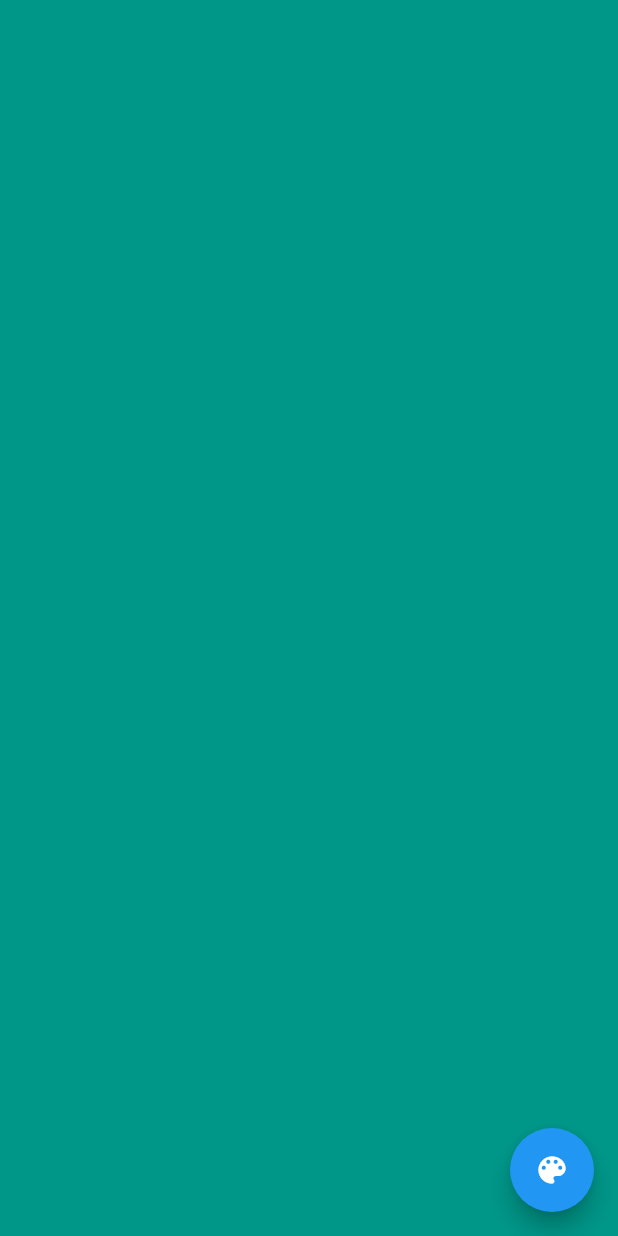
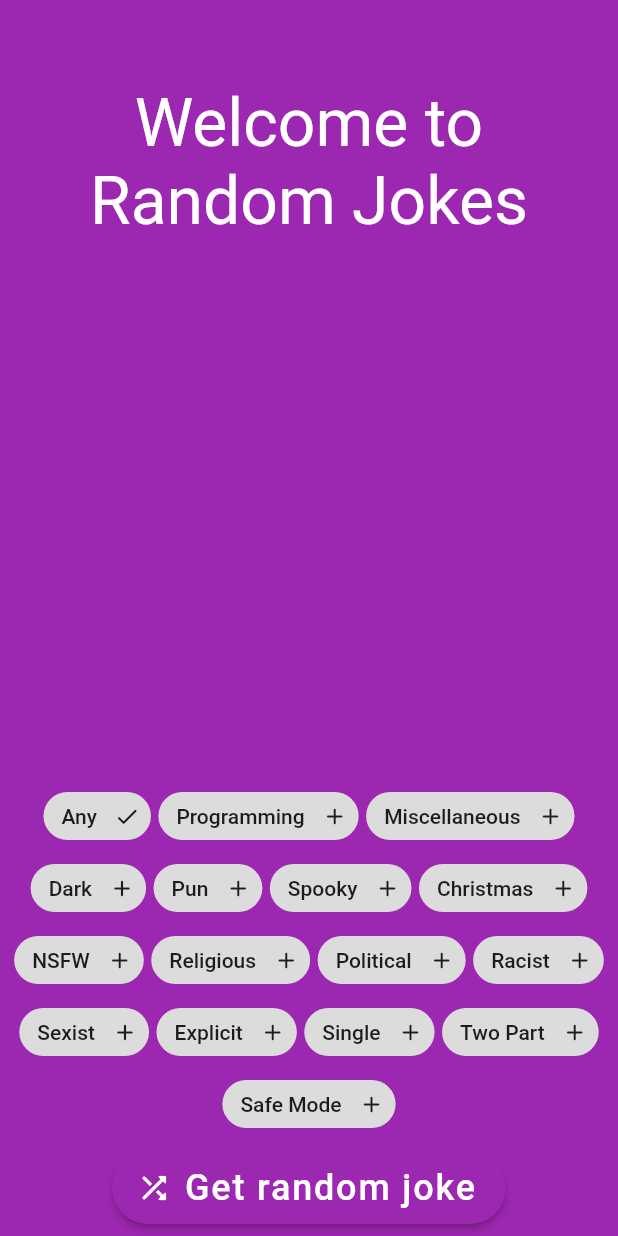
Before and after one commit to HeckCodes/randomjokes, a Flutter app: the screen it shows after launch, on a phone screen of 412 x 824 dp. Run offline on Flutter 3.47's test engine with Material 2 defaults, Android fonts, the phone set to English and light mode, and no system bars; our stand-ins replace equatable, flutter_bloc; Roboto replaces fonts that are missing (RubikBubbles); project files that could hold a hidden picture were left out.

Commit message:
Display Jokes

```diff
--- /dev/null
+++ b/lib/components/configuration_widget.dart
@@ -0,0 +1,356 @@
+import 'package:flutter/material.dart';
+import 'package:flutter_bloc/flutter_bloc.dart';
+import 'package:randomjokes/jokes/bloc/random_jokes_bloc.dart';
+
+class ConfigurationWidget extends StatefulWidget {
+  final Color color;
+  final TextStyle textStyle;
+  final Function onColorChange;
+  final Function onTextStyleChange;
+  const ConfigurationWidget({
+    Key? key,
+    required this.color,
+    required this.textStyle,
+    required this.onColorChange,
+    required this.onTextStyleChange,
+  }) : super(key: key);
+
+  @override
+  State<ConfigurationWidget> createState() => _ConfigurationWidgetState();
+}
+
+class _ConfigurationWidgetState extends State<ConfigurationWidget> {
+  // Category
+  List<String> categories = ['Any'];
+  bool categoryAny = true;
+  bool categoryProgramming = false;
+  bool categoryMiscellaneous = false;
+  bool categoryDark = false;
+  bool categoryPun = false;
+  bool categorySpooky = false;
+  bool categoryChristmas = false;
+
+  // Language
+  String language = 'en';
+
+  // Blacklist Flags
+  List<String> blacklistFlags = [
+    'nsfw',
+    'religious',
+    'political',
+    'racist',
+    'sexist',
+    'explicit',
+  ];
+
+  bool nsfw = false;
+  bool religious = false;
+  bool political = false;
+  bool racist = false;
+  bool sexist = false;
+  bool explicit = false;
+
+  // Type
+  List<String> type = [];
+  bool single = false;
+  bool twopart = false;
+
+  // Safe Mode
+  bool safeMode = false;
+
+  @override
+  Widget build(BuildContext context) {
+    return Padding(
+      padding: const EdgeInsets.all(8),
+      child: Column(
+        children: [
+          Wrap(
+            spacing: 5,
+            alignment: WrapAlignment.center,
+            children: [
+              Chip(
+                label: const Text('Any'),
+                deleteIcon: categoryAny
+                    ? const Icon(Icons.check_rounded)
+                    : const Icon(Icons.add_rounded),
+                onDeleted: () {
+                  setState(() {
+                    categoryAny = !categoryAny;
+                    if (categoryAny) {
+                      categories.add('Any');
+                    } else {
+                      categories.remove('Any');
+                    }
+                  });
+                },
+              ),
+              Chip(
+                label: const Text('Programming'),
+                deleteIcon: categoryProgramming
+                    ? const Icon(Icons.check_rounded)
+                    : const Icon(Icons.add_rounded),
+                onDeleted: () {
+                  setState(() {
+                    categoryProgramming = !categoryProgramming;
+                    if (categoryProgramming) {
+                      categories.add('Programming');
+                    } else {
+                      categories.remove('Programming');
+                    }
+                  });
+                },
+              ),
+              Chip(
+                label: const Text('Miscellaneous'),
+                deleteIcon: categoryMiscellaneous
+                    ? const Icon(Icons.check_rounded)
+                    : const Icon(Icons.add_rounded),
+                onDeleted: () {
+                  setState(() {
+                    categoryMiscellaneous = !categoryMiscellaneous;
+                    if (categoryMiscellaneous) {
+                      categories.add('Miscellaneous');
+                    } else {
+                      categories.remove('Miscellaneous');
+                    }
+                  });
+                },
+              ),
+              Chip(
+                label: const Text('Dark'),
+                deleteIcon: categoryDark
+                    ? const Icon(Icons.check_rounded)
+                    : const Icon(Icons.add_rounded),
+                onDeleted: () {
+                  setState(() {
+                    categoryDark = !categoryDark;
+                    if (categoryDark) {
+                      categories.add('Dark');
+                    } else {
+                      categories.remove('Dark');
+                    }
+                  });
+                },
+              ),
+              Chip(
+                label: const Text('Pun'),
+                deleteIcon: categoryPun
+                    ? const Icon(Icons.check_rounded)
+                    : const Icon(Icons.add_rounded),
+                onDeleted: () {
+                  setState(() {
+                    categoryPun = !categoryPun;
+                    if (categoryPun) {
+                      categories.add('Pun');
+                    } else {
+                      categories.remove('Pun');
+                    }
+                  });
+                },
+              ),
+              Chip(
+                label: const Text('Spooky'),
+                deleteIcon: categorySpooky
+                    ? const Icon(Icons.check_rounded)
+                    : const Icon(Icons.add_rounded),
+                onDeleted: () {
+                  setState(() {
+                    categorySpooky = !categorySpooky;
+                    if (categorySpooky) {
+                      categories.add('Spooky');
+                    } else {
+                      categories.remove('Spooky');
+                    }
+                  });
+                },
+              ),
+              Chip(
+                label: const Text('Christmas'),
+                deleteIcon: categoryChristmas
+                    ? const Icon(Icons.check_rounded)
+                    : const Icon(Icons.add_rounded),
+                onDeleted: () {
+                  setState(() {
+                    categoryChristmas = !categoryChristmas;
+                    if (categoryChristmas) {
+                      categories.add('Christmas');
+                    } else {
+                      categories.remove('Christmas');
+                    }
+                  });
+                },
+              ),
+              Chip(
+                label: const Text('NSFW'),
+                deleteIcon: nsfw
+                    ? const Icon(Icons.check_rounded)
+                    : const Icon(Icons.add_rounded),
+                onDeleted: () {
+                  setState(() {
+                    nsfw = !nsfw;
+                    if (nsfw) {
+                      blacklistFlags.remove('nsfw');
+                    } else {
+                      blacklistFlags.add('nsfw');
+                    }
+                  });
+                },
+              ),
+              Chip(
+                label: const Text('Religious'),
+                deleteIcon: religious
+                    ? const Icon(Icons.check_rounded)
+                    : const Icon(Icons.add_rounded),
+                onDeleted: () {
+                  setState(() {
+                    religious = !religious;
+                    if (religious) {
+                      blacklistFlags.remove('religious');
+                    } else {
+                      blacklistFlags.add('religious');
+                    }
+                  });
+                },
+              ),
+              Chip(
+                label: const Text('Political'),
+                deleteIcon: political
+                    ? const Icon(Icons.check_rounded)
+                    : const Icon(Icons.add_rounded),
+                onDeleted: () {
+                  setState(() {
+                    political = !political;
+                    if (political) {
+                      blacklistFlags.remove('political');
+                    } else {
+                      blacklistFlags.add('political');
+                    }
+                  });
+                },
+              ),
+              Chip(
+                label: const Text('Racist'),
+                deleteIcon: racist
+                    ? const Icon(Icons.check_rounded)
+                    : const Icon(Icons.add_rounded),
+                onDeleted: () {
+                  setState(() {
+                    racist = !racist;
+                    if (racist) {
+                      blacklistFlags.remove('racist');
+                    } else {
+                      blacklistFlags.add('racist');
+                    }
+                  });
+                },
+              ),
+              Chip(
+                label: const Text('Sexist'),
+                deleteIcon: sexist
+                    ? const Icon(Icons.check_rounded)
+                    : const Icon(Icons.add_rounded),
+                onDeleted: () {
+                  setState(() {
+                    sexist = !sexist;
+                    if (sexist) {
+                      blacklistFlags.remove('sexist');
+                    } else {
+                      blacklistFlags.add('sexist');
+                    }
+                  });
+                },
+              ),
+              Chip(
+                label: const Text('Explicit'),
+                deleteIcon: explicit
+                    ? const Icon(Icons.check_rounded)
+                    : const Icon(Icons.add_rounded),
+                onDeleted: () {
+                  setState(() {
+                    explicit = !explicit;
+                    if (explicit) {
+                      blacklistFlags.remove('explicit');
+                    } else {
+                      blacklistFlags.add('explicit');
+                    }
+                  });
+                },
+              ),
+              Chip(
+                label: const Text('Single'),
+                deleteIcon: single
+                    ? const Icon(Icons.check_rounded)
+                    : const Icon(Icons.add_rounded),
+                onDeleted: () {
+                  setState(() {
+                    single = !single;
+                    if (single) {
+                      type.add('single');
+                    } else {
+                      type.remove('single');
+                    }
+                  });
+                },
+              ),
+              Chip(
+                label: const Text('Two Part'),
+                deleteIcon: twopart
+                    ? const Icon(Icons.check_rounded)
+                    : const Icon(Icons.add_rounded),
+                onDeleted: () {
+                  setState(() {
+                    twopart = !twopart;
+                    if (twopart) {
+                      type.add('couple');
+                    } else {
+                      type.remove('couple');
+                    }
+                  });
+                },
+              ),
+              Chip(
+                label: const Text('Safe Mode'),
+                deleteIcon: safeMode
+                    ? const Icon(Icons.check_rounded)
+                    : const Icon(Icons.add_rounded),
+                onDeleted: () {
+                  setState(() {
+                    safeMode = !safeMode;
+                    if (safeMode) {
+                      type.add('safeMode');
+                    } else {
+                      type.remove('safeMode');
+                    }
+                  });
+                },
+              ),
+            ],
+          ),
+          const SizedBox(height: 8),
+          FloatingActionButton.extended(
+            backgroundColor: widget.color,
+            elevation: 2,
+            icon: const Icon(Icons.shuffle_rounded),
+            label: Text(
+              'Get random joke',
+              style: widget.textStyle.copyWith(fontSize: 24),
+            ),
+            onPressed: () {
+              BlocProvider.of<RandomJokesBloc>(context).add(
+                RandomJokesEventLoad(
+                  language: language,
+                  type: type,
+                  categories: categories,
+                  blacklistFlags: blacklistFlags,
+                  safeMode: safeMode,
+                ),
+              );
+              widget.onColorChange();
+              widget.onTextStyleChange();
+            },
+          ),
+        ],
+      ),
+    );
+  }
+}
--- /dev/null
+++ b/lib/components/joke_builder.dart
@@ -0,0 +1,117 @@
+import 'package:flutter/material.dart';
+import 'package:flutter_bloc/flutter_bloc.dart';
+import 'package:randomjokes/jokes/bloc/random_jokes_bloc.dart';
+
+class JokeBuilder extends StatelessWidget {
+  final TextStyle randomTextStyle;
+  const JokeBuilder({Key? key, required this.randomTextStyle})
+      : super(key: key);
+
+  @override
+  Widget build(BuildContext context) {
+    return BlocBuilder<RandomJokesBloc, RandomJokesState>(
+      builder: (context, state) {
+        if (state.status == RandomJokeStatus.initial) {
+          return Padding(
+            padding: const EdgeInsets.only(top: 56, left: 16, right: 16),
+            child: Column(
+              mainAxisAlignment: MainAxisAlignment.start,
+              children: [
+                Text(
+                  'Welcome to Random Jokes',
+                  textAlign: TextAlign.center,
+                  style: randomTextStyle.copyWith(
+                    fontSize: 44,
+                    color: Colors.white,
+                  ),
+                ),
+              ],
+            ),
+          );
+        } else if (state.status == RandomJokeStatus.error) {
+          return Center(
+            child: Padding(
+              padding: const EdgeInsets.only(top: 56, left: 16, right: 16),
+              child: Column(
+                mainAxisAlignment: MainAxisAlignment.start,
+                children: [
+                  Text(
+                    'Error:',
+                    textAlign: TextAlign.center,
+                    style: randomTextStyle.copyWith(
+                      fontSize: 44,
+                      color: Colors.white,
+                    ),
+                  ),
+                  const SizedBox(height: 24),
+                  Text(
+                    state.errorModel!.message,
+                    textAlign: TextAlign.center,
+                    style: randomTextStyle.copyWith(
+                      fontSize: 32,
+                      color: Colors.white,
+                    ),
+                  ),
+                ],
+              ),
+            ),
+          );
+        } else if (state.status == RandomJokeStatus.loading) {
+          return Padding(
+            padding: const EdgeInsets.only(top: 56, left: 16, right: 16),
+            child: Column(
+              mainAxisAlignment: MainAxisAlignment.start,
+              children: [
+                Text(
+                  'Loading you haha joke...',
+                  textAlign: TextAlign.center,
+                  style: randomTextStyle.copyWith(
+                    fontSize: 32,
+                    color: Colors.white,
+                  ),
+                ),
+              ],
+            ),
+          );
+        } else {
+          return Padding(
+            padding: const EdgeInsets.only(top: 56, left: 16, right: 16),
+            child: Column(
+              mainAxisAlignment: MainAxisAlignment.start,
+              children: state.jokeModel!.type == 'single'
+                  ? [
+                      Text(
+                        state.jokeModel!.joke!,
+                        textAlign: TextAlign.center,
+                        style: randomTextStyle.copyWith(
+                          fontSize: 36,
+                          color: Colors.white,
+                        ),
+                      ),
+                    ]
+                  : [
+                      Text(
+                        state.jokeModel!.setup!,
+                        textAlign: TextAlign.center,
+                        style: randomTextStyle.copyWith(
+                          fontSize: 36,
+                          color: Colors.white,
+                        ),
+                      ),
+                      const SizedBox(height: 24),
+                      Text(
+                        state.jokeModel!.delivery!,
+                        textAlign: TextAlign.center,
+                        style: randomTextStyle.copyWith(
+                          fontSize: 36,
+                          color: Colors.white,
+                        ),
+                      ),
+                    ],
+            ),
+          );
+        }
+      },
+    );
+  }
+}
--- a/lib/home_screen.dart
+++ b/lib/home_screen.dart
@@ -1,6 +1,8 @@
 import 'package:flutter/material.dart';
 import 'package:flutter/services.dart';
 import 'package:flutter_bloc/flutter_bloc.dart';
+import 'package:randomjokes/components/configuration_widget.dart';
+import 'package:randomjokes/components/joke_builder.dart';
 import 'package:randomjokes/theme/colors.dart';
 import 'package:randomjokes/theme/fonts.dart';
 import 'package:randomjokes/jokes/bloc/random_jokes_bloc.dart';
@@ -45,21 +47,21 @@ class _HomeScreenState extends State<HomeScreen> {
         statusBarColor: randomColor,
         systemNavigationBarColor: randomColor,
       ),
-      child: Scaffold(
-        backgroundColor: randomColor,
-        floatingActionButton: FloatingActionButton(
-          onPressed: () {
-            BlocProvider.of<RandomJokesBloc>(context).add(
-              RandomJokesEventLoad(
-                language: 'esffg',
-                type: ['single', 'twice'],
-                categories: ['Any'],
-                blacklistFlags: [],
-                safeMode: false,
+      child: SafeArea(
+        child: Scaffold(
+          backgroundColor: randomColor,
+          body: Column(
+            children: [
+              JokeBuilder(randomTextStyle: randomTextStyle),
+              const Spacer(),
+              ConfigurationWidget(
+                color: randomColor,
+                textStyle: randomTextStyle,
+                onColorChange: changeColor,
+                onTextStyleChange: changeTextStyle,
               ),
-            );
-          },
-          child: const Icon(Icons.color_lens),
+            ],
+          ),
         ),
       ),
     );
--- a/lib/jokes/bloc/random_jokes_state.dart
+++ b/lib/jokes/bloc/random_jokes_state.dart
@@ -2,6 +2,7 @@ part of 'random_jokes_bloc.dart';
 
 enum RandomJokeStatus {
   initial,
+  loading,
   loaded,
   error,
 }
@@ -23,6 +24,10 @@ class RandomJokesState extends Equatable {
     required RandomJokeStatus status,
   }) : this._(null, errorModel, status);
 
+  const RandomJokesState.loading({
+    required RandomJokeStatus status,
+  }) : this._(null, null, status);
+
   @override
   List<Object> get props => [status];
 }
--- a/lib/theme/colors.dart
+++ b/lib/theme/colors.dart
@@ -5,24 +5,29 @@ import 'package:flutter/material.dart';
 class RandomColors {
   final List<Color> colorsList = [
     Colors.red,
+    Colors.redAccent,
     Colors.pink,
+    Colors.pinkAccent,
     Colors.purple,
+    Colors.purpleAccent,
     Colors.deepPurple,
+    Colors.deepPurpleAccent,
     Colors.indigo,
+    Colors.indigoAccent,
     Colors.blue,
+    Colors.blueAccent,
     Colors.lightBlue,
+    Colors.lightBlueAccent,
     Colors.cyan,
     Colors.teal,
     Colors.green,
     Colors.lightGreen,
-    Colors.lime,
-    Colors.yellow,
     Colors.amber,
     Colors.orange,
+    Colors.orangeAccent,
     Colors.deepOrange,
+    Colors.deepOrangeAccent,
     Colors.brown,
-    Colors.grey,
-    Colors.blueGrey,
   ];
 
   Color get randomColor => colorsList[Random().nextInt(colorsList.length)];
```
Also changed, not shown: lib/jokes/bloc/random_jokes_bloc.dart (+55 -8 lines).
